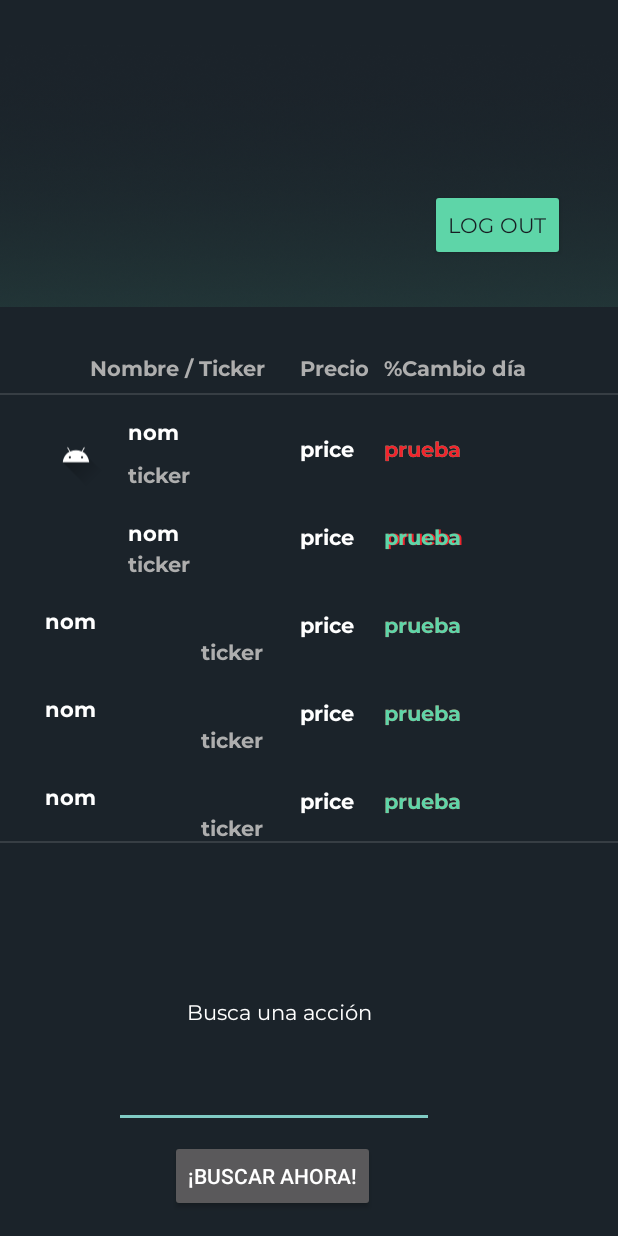
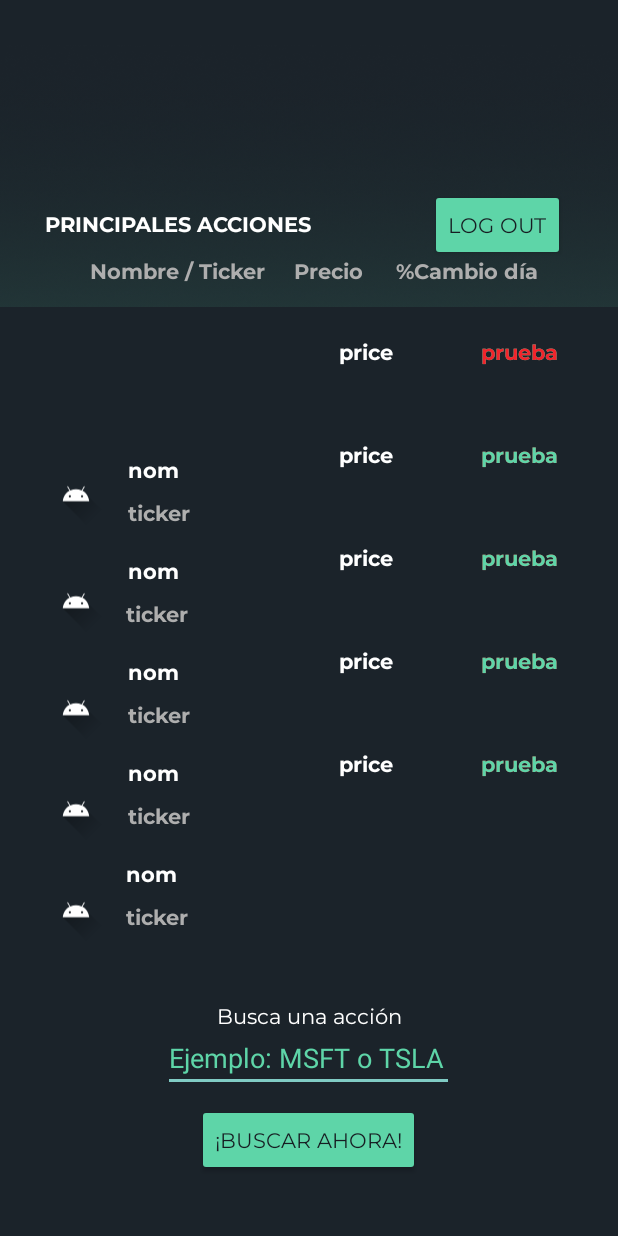
Before and after one commit to JoseMariaRuiz193/SAJA, an Android app: the MainActivity screen opened directly, with no data from a screen before it, on a phone screen of 412 x 824 dp. Run offline under Robolectric (Android 15) with nearby library versions, the phone set to English and light mode, and no system bars; our stand-ins replace Picasso; libraries missing offline, so code that uses them is left out: io.finnhub.api; 71 statements that could not run were skipped.

Commit message:
Diseño de main actualizado

```diff
--- a/app/src/main/java/com/example/saja/MainActivity.kt
+++ b/app/src/main/java/com/example/saja/MainActivity.kt
@@ -80,19 +80,23 @@ class MainActivity : AppCompatActivity()  {
         val setpriceintel: TextView = findViewById(R.id.appleprice)
         setpriceintel.setText(redondearintel.toString()+" $")
 
-        //Nombre Apple
+        //Nombre Intel
         ApiClient.apiKey["token"] = "c81p8fiad3i8p98ipb1g"
-        val jnomaapl = apiClient.companyProfile2(symbol = "INTC", isin = null, cusip = null)
-        val nombaapl = jnomaapl.name
-        val setnomaapl: TextView = findViewById(R.id.applenom)
-        setnomaapl.setText(nombaapl)
+        val jnomintel  = apiClient.companyProfile2(symbol = "INTC", isin = null, cusip = null)
+        val nombintel  = jnomintel .name
+        val setnomintel : TextView = findViewById(R.id.applenom)
+        setnomintel .setText(nombintel )
 
-        //Ticker Tesla
-        val tickeraapl = jnomaapl.ticker
+        //Ticker Intel
+        val tickeraapl = jnomintel .ticker
         val settickeraapl: TextView = findViewById(R.id.appleticker)
         settickeraapl.setText(tickeraapl)
 
-        //%Cambio Apple
+        //Logo Intel
+        val imageintel = findViewById<ImageView>(R.id.logointel)
+        Picasso.get().load(jnomintel.logo).noFade().into(imageintel)
+
+        //%Cambio Intel
         val perapple = jsonintel.dp
         if (perapple != null) {
             if (perapple > 0) {
@@ -131,6 +135,10 @@ class MainActivity : AppCompatActivity()  {
         val tickerpypl = jnompypl.ticker
         val settickerpypl: TextView = findViewById(R.id.pyplticker)
         settickerpypl.setText(tickerpypl)
+
+        //Logo Paypal
+        val imagepaypal = findViewById<ImageView>(R.id.logopypl)
+        Picasso.get().load(jnompypl.logo).noFade().into(imagepaypal)
 
         //%Cambio Paypal
         val perpypl = jsonpypl.dp
@@ -172,6 +180,10 @@ class MainActivity : AppCompatActivity()  {
         val settickeramzn: TextView = findViewById(R.id.amznticker)
         settickeramzn.setText(tickeramzn)
 
+        //Logo Amazon
+        val imageamazon = findViewById<ImageView>(R.id.logoamzn)
+        Picasso.get().load(jnomamzn.logo).noFade().into(imageamazon)
+
         //%Cambio Amazon
         val peramzn = jsonamzn.dp
         if (peramzn != null) {
@@ -212,6 +224,10 @@ class MainActivity : AppCompatActivity()  {
         val settickermsft: TextView = findViewById(R.id.msftticker)
         settickermsft.setText(tickermsft)
 
+        //Logo Amazon
+        val imageamsft = findViewById<ImageView>(R.id.logomsft)
+        Picasso.get().load(jnommsft.logo).noFade().into(imageamsft)
+
         //%Cambio Microsoft
         val permsft = jsonmsft.dp
         if (permsft != null) {
--- a/app/src/main/res/layout/main.xml
+++ b/app/src/main/res/layout/main.xml
@@ -34,12 +34,11 @@
         android:id="@+id/TextBuscador"
         android:layout_width="wrap_content"
         android:layout_height="wrap_content"
-        android:layout_marginEnd="164dp"
-        android:layout_marginBottom="140dp"
+        android:layout_marginEnd="144dp"
         android:fontFamily="@font/monreg"
         android:text="Busca una acción"
         android:textColor="#FFFFFF"
-        app:layout_constraintBottom_toBottomOf="parent"
+        app:layout_constraintBottom_toTopOf="@+id/editTextTextPersonName2"
         app:layout_constraintEnd_toEndOf="parent" />
 
     <TextView
@@ -47,70 +46,59 @@
         android:layout_width="wrap_content"
         android:layout_height="wrap_content"
         android:layout_marginStart="30dp"
-        android:layout_marginTop="2dp"
-        android:layout_marginBottom="70dp"
+        android:layout_marginTop="140dp"
         android:fontFamily="@font/monbol"
         android:text="PRINCIPALES ACCIONES"
         android:textColor="#FFFFFF"
-        app:layout_constraintBottom_toTopOf="@+id/teslaprice"
         app:layout_constraintStart_toStartOf="parent"
-        app:layout_constraintTop_toBottomOf="@+id/Sombreado" />
+        app:layout_constraintTop_toTopOf="parent" />
 
     <TextView
         android:id="@+id/nombreempresas"
         android:layout_width="wrap_content"
         android:layout_height="wrap_content"
         android:layout_marginStart="60dp"
-        android:layout_marginBottom="35dp"
+        android:layout_marginTop="31dp"
         android:fontFamily="@font/monbol"
         android:text="Nombre / Ticker"
         android:textColor="#AEAEAE"
-        app:layout_constraintBottom_toTopOf="@+id/teslaprice"
-        app:layout_constraintStart_toStartOf="parent" />
+        app:layout_constraintStart_toStartOf="parent"
+        app:layout_constraintTop_toTopOf="@+id/encacciones" />
 
     <TextView
         android:id="@+id/encprecio"
         android:layout_width="wrap_content"
         android:layout_height="wrap_content"
-        android:layout_marginStart="200dp"
-        android:layout_marginBottom="35dp"
+        android:layout_marginStart="196dp"
+        android:layout_marginTop="31dp"
         android:fontFamily="@font/monbol"
         android:text="Precio"
         android:textColor="#AEAEAE"
-        app:layout_constraintBottom_toTopOf="@+id/teslaprice"
-        app:layout_constraintStart_toStartOf="parent" />
+        app:layout_constraintStart_toStartOf="parent"
+        app:layout_constraintTop_toTopOf="@+id/encacciones" />
 
     <TextView
         android:id="@+id/cambiodia"
         android:layout_width="wrap_content"
         android:layout_height="wrap_content"
-        android:layout_marginStart="256dp"
-        android:layout_marginBottom="35dp"
+        android:layout_marginStart="264dp"
+        android:layout_marginTop="31dp"
         android:fontFamily="@font/monbol"
         android:text="%Cambio día"
         android:textColor="#AEAEAE"
-        app:layout_constraintBottom_toTopOf="@+id/teslaprice"
-        app:layout_constraintStart_toStartOf="parent" />
-
-    <View
-        android:id="@+id/divider"
-        android:layout_width="match_parent"
-        android:layout_height="1dp"
-        android:layout_marginTop="7dp"
-        android:background="?android:attr/listDivider"
-        app:layout_constraintTop_toBottomOf="@+id/nombreempresas"
-        tools:layout_editor_absoluteX="-28dp" />
+        app:layout_constraintStart_toStartOf="parent"
+        app:layout_constraintTop_toTopOf="@+id/encacciones" />
 
     <TextView
         android:id="@+id/teslaprice"
         android:layout_width="wrap_content"
         android:layout_height="wrap_content"
-        android:layout_marginStart="200dp"
-        android:layout_marginTop="290dp"
+        android:layout_marginTop="225dp"
+        android:layout_marginEnd="150dp"
         android:fontFamily="@font/monbol"
         android:text="price"
         android:textColor="#FFFFFF"
-        app:layout_constraintStart_toStartOf="parent"
+        app:layout_constraintEnd_toEndOf="parent"
         app:layout_constraintTop_toTopOf="parent" />
 
     <TextView
@@ -118,12 +106,12 @@
         android:layout_width="wrap_content"
         android:layout_height="wrap_content"
         android:layout_marginStart="85dp"
-        android:layout_marginTop="15dp"
+        android:layout_marginTop="12dp"
         android:fontFamily="@font/monbol"
         android:text="nom"
         android:textColor="#FFFFFF"
         app:layout_constraintStart_toStartOf="parent"
-        app:layout_constraintTop_toBottomOf="@+id/divider" />
+        app:layout_constraintTop_toBottomOf="@+id/Sombreado" />
 
     <TextView
         android:id="@+id/teslaticker"
@@ -141,24 +129,24 @@
         android:id="@+id/tslaperpos"
         android:layout_width="wrap_content"
         android:layout_height="wrap_content"
-        android:layout_marginStart="20dp"
-        android:layout_marginTop="290dp"
+        android:layout_marginTop="225dp"
+        android:layout_marginEnd="40dp"
         android:fontFamily="@font/monbol"
         android:text="prueba"
         android:textColor="#5ED5A8"
-        app:layout_constraintStart_toEndOf="@+id/teslaprice"
+        app:layout_constraintEnd_toEndOf="parent"
         app:layout_constraintTop_toTopOf="parent" />
 
     <TextView
         android:id="@+id/tslaperneg"
         android:layout_width="wrap_content"
         android:layout_height="wrap_content"
-        android:layout_marginStart="20dp"
-        android:layout_marginTop="290dp"
+        android:layout_marginTop="225dp"
+        android:layout_marginEnd="40dp"
         android:fontFamily="@font/monbol"
         android:text="prueba"
         android:textColor="#f1242c"
-        app:layout_constraintStart_toEndOf="@+id/teslaprice"
+        app:layout_constraintEnd_toEndOf="parent"
         app:layout_constraintTop_toTopOf="parent" />
 
     <TextView
@@ -177,8 +165,8 @@
         android:id="@+id/appleticker"
         android:layout_width="wrap_content"
         android:layout_height="wrap_content"
-        android:layout_marginStart="85dp"
-        android:layout_marginTop="2dp"
+        android:layout_marginStart="84dp"
+        android:layout_marginTop="10dp"
         android:fontFamily="@font/monbol"
         android:text="ticker"
         android:textColor="#AEAEAE"
@@ -189,252 +177,247 @@
         android:id="@+id/appleprice"
         android:layout_width="wrap_content"
         android:layout_height="wrap_content"
-        android:layout_marginStart="200dp"
-        android:layout_marginTop="40dp"
+        android:layout_marginTop="50dp"
+        android:layout_marginEnd="150dp"
         android:fontFamily="@font/monbol"
         android:text="price"
         android:textColor="#FFFFFF"
-        app:layout_constraintStart_toStartOf="parent"
+        app:layout_constraintEnd_toEndOf="parent"
         app:layout_constraintTop_toBottomOf="@+id/teslaprice" />
 
     <TextView
         android:id="@+id/appleperneg"
         android:layout_width="wrap_content"
         android:layout_height="wrap_content"
-        android:layout_marginStart="21dp"
-        android:layout_marginTop="40dp"
+        android:layout_marginTop="50dp"
+        android:layout_marginEnd="40dp"
         android:fontFamily="@font/monbol"
         android:text="prueba"
         android:textColor="#f1242c"
-        app:layout_constraintStart_toEndOf="@+id/appleprice"
+        app:layout_constraintEnd_toEndOf="parent"
         app:layout_constraintTop_toBottomOf="@+id/tslaperpos" />
 
     <TextView
         android:id="@+id/appleperpos"
         android:layout_width="wrap_content"
         android:layout_height="wrap_content"
-        android:layout_marginStart="20dp"
-        android:layout_marginTop="40dp"
+        android:layout_marginTop="50dp"
+        android:layout_marginEnd="40dp"
         android:fontFamily="@font/monbol"
         android:text="prueba"
         android:textColor="#5ED5A8"
-        app:layout_constraintStart_toEndOf="@+id/appleprice"
+        app:layout_constraintEnd_toEndOf="parent"
         app:layout_constraintTop_toBottomOf="@+id/tslaperneg" />
 
     <TextView
         android:id="@+id/pyplnom"
         android:layout_width="wrap_content"
         android:layout_height="wrap_content"
-        android:layout_marginStart="30dp"
-        android:layout_marginTop="40dp"
+        android:layout_marginStart="85dp"
+        android:layout_marginTop="20dp"
         android:fontFamily="@font/monbol"
         android:text="nom"
         android:textColor="#FFFFFF"
         app:layout_constraintStart_toStartOf="parent"
-        app:layout_constraintTop_toBottomOf="@+id/applenom" />
+        app:layout_constraintTop_toBottomOf="@+id/appleticker" />
 
     <TextView
         android:id="@+id/pyplticker"
         android:layout_width="wrap_content"
         android:layout_height="wrap_content"
-        android:layout_marginTop="40dp"
-        android:layout_marginEnd="10dp"
+        android:layout_marginStart="85dp"
+        android:layout_marginTop="10dp"
         android:fontFamily="@font/monbol"
         android:text="ticker"
         android:textColor="#AEAEAE"
-        app:layout_constraintEnd_toStartOf="@+id/pyplprice"
-        app:layout_constraintStart_toEndOf="@+id/teslanom"
-        app:layout_constraintTop_toBottomOf="@+id/appleticker" />
+        app:layout_constraintStart_toStartOf="parent"
+        app:layout_constraintTop_toBottomOf="@+id/pyplnom" />
 
     <TextView
         android:id="@+id/pyplprice"
         android:layout_width="wrap_content"
         android:layout_height="wrap_content"
-        android:layout_marginStart="200dp"
-        android:layout_marginTop="40dp"
+        android:layout_marginTop="50dp"
+        android:layout_marginEnd="150dp"
         android:fontFamily="@font/monbol"
         android:text="price"
         android:textColor="#FFFFFF"
-        app:layout_constraintStart_toStartOf="parent"
+        app:layout_constraintEnd_toEndOf="parent"
         app:layout_constraintTop_toBottomOf="@+id/appleprice" />
 
     <TextView
         android:id="@+id/pyplperneg"
         android:layout_width="wrap_content"
         android:layout_height="wrap_content"
-        android:layout_marginStart="20dp"
-        android:layout_marginTop="40dp"
+        android:layout_marginTop="50dp"
+        android:layout_marginEnd="40dp"
         android:fontFamily="@font/monbol"
         android:text="prueba"
         android:textColor="#f1242c"
-        app:layout_constraintStart_toEndOf="@+id/appleprice"
+        app:layout_constraintEnd_toEndOf="parent"
         app:layout_constraintTop_toBottomOf="@+id/appleperneg" />
 
     <TextView
         android:id="@+id/pyplperpos"
         android:layout_width="wrap_content"
         android:layout_height="wrap_content"
-        android:layout_marginStart="20dp"
-        android:layout_marginTop="40dp"
+        android:layout_marginTop="50dp"
+        android:layout_marginEnd="40dp"
         android:fontFamily="@font/monbol"
         android:text="prueba"
         android:textColor="#5ED5A8"
-        app:layout_constraintStart_toEndOf="@+id/appleprice"
+        app:layout_constraintEnd_toEndOf="parent"
         app:layout_constraintTop_toBottomOf="@+id/appleperneg" />
 
     <TextView
         android:id="@+id/amznnom"
         android:layout_width="wrap_content"
         android:layout_height="wrap_content"
-        android:layout_marginStart="30dp"
-        android:layout_marginTop="40dp"
+        android:layout_marginStart="85dp"
+        android:layout_marginTop="20dp"
         android:fontFamily="@font/monbol"
         android:text="nom"
         android:textColor="#FFFFFF"
         app:layout_constraintStart_toStartOf="parent"
-        app:layout_constraintTop_toBottomOf="@+id/pyplnom" />
+        app:layout_constraintTop_toBottomOf="@+id/pyplticker" />
 
     <TextView
         android:id="@+id/amznticker"
         android:layout_width="wrap_content"
         android:layout_height="wrap_content"
-        android:layout_marginTop="40dp"
-        android:layout_marginEnd="10dp"
+        android:layout_marginStart="85dp"
+        android:layout_marginTop="10dp"
         android:fontFamily="@font/monbol"
         android:text="ticker"
         android:textColor="#AEAEAE"
-        app:layout_constraintEnd_toStartOf="@+id/pyplprice"
-        app:layout_constraintStart_toEndOf="@+id/teslanom"
-        app:layout_constraintTop_toBottomOf="@+id/pyplticker" />
+        app:layout_constraintStart_toStartOf="parent"
+        app:layout_constraintTop_toBottomOf="@+id/amznnom" />
 
     <TextView
         android:id="@+id/amznprice"
         android:layout_width="wrap_content"
         android:layout_height="wrap_content"
-        android:layout_marginStart="200dp"
-        android:layout_marginTop="40dp"
+        android:layout_marginTop="50dp"
+        android:layout_marginEnd="150dp"
         android:fontFamily="@font/monbol"
         android:text="price"
         android:textColor="#FFFFFF"
-        app:layout_constraintStart_toStartOf="parent"
+        app:layout_constraintEnd_toEndOf="parent"
         app:layout_constraintTop_toBottomOf="@+id/pyplprice" />
 
     <TextView
         android:id="@+id/amznperneg"
         android:layout_width="wrap_content"
         android:layout_height="wrap_content"
-        android:layout_marginStart="20dp"
-        android:layout_marginTop="40dp"
+        android:layout_marginTop="50dp"
+        android:layout_marginEnd="40dp"
         android:fontFamily="@font/monbol"
         android:text="prueba"
         android:textColor="#f1242c"
-        app:layout_constraintStart_toEndOf="@+id/appleprice"
+        app:layout_constraintEnd_toEndOf="parent"
         app:layout_constraintTop_toBottomOf="@+id/pyplperneg" />
 
     <TextView
         android:id="@+id/amznperpos"
         android:layout_width="wrap_content"
         android:layout_height="wrap_content"
-        android:layout_marginStart="20dp"
-        android:layout_marginTop="40dp"
+        android:layout_marginTop="50dp"
+        android:layout_marginEnd="40dp"
         android:fontFamily="@font/monbol"
         android:text="prueba"
         android:textColor="#5ED5A8"
-        app:layout_constraintStart_toEndOf="@+id/appleprice"
+        app:layout_constraintEnd_toEndOf="parent"
         app:layout_constraintTop_toBottomOf="@+id/pyplperneg" />
 
     <TextView
         android:id="@+id/msftnom"
         android:layout_width="wrap_content"
         android:layout_height="wrap_content"
-        android:layout_marginStart="30dp"
-        android:layout_marginTop="40dp"
+        android:layout_marginStart="84dp"
+        android:layout_marginTop="20dp"
         android:fontFamily="@font/monbol"
         android:text="nom"
         android:textColor="#FFFFFF"
         app:layout_constraintStart_toStartOf="parent"
-        app:layout_constraintTop_toBottomOf="@+id/amznnom" />
+        app:layout_constraintTop_toBottomOf="@+id/amznticker" />
 
     <TextView
         android:id="@+id/msftticker"
         android:layout_width="wrap_content"
         android:layout_height="wrap_content"
-        android:layout_marginTop="40dp"
-        android:layout_marginEnd="10dp"
+        android:layout_marginStart="84dp"
+        android:layout_marginTop="10dp"
         android:fontFamily="@font/monbol"
         android:text="ticker"
         android:textColor="#AEAEAE"
-        app:layout_constraintEnd_toStartOf="@+id/pyplprice"
-        app:layout_constraintStart_toEndOf="@+id/teslanom"
-        app:layout_constraintTop_toBottomOf="@+id/amznticker" />
+        app:layout_constraintStart_toStartOf="parent"
+        app:layout_constraintTop_toBottomOf="@+id/msftnom" />
 
     <TextView
         android:id="@+id/msftprice"
         android:layout_width="wrap_content"
         android:layout_height="wrap_content"
-        android:layout_marginStart="200dp"
-        android:layout_marginTop="40dp"
+        android:layout_marginTop="50dp"
+        android:layout_marginEnd="150dp"
         android:fontFamily="@font/monbol"
         android:text="price"
         android:textColor="#FFFFFF"
-        app:layout_constraintStart_toStartOf="parent"
+        app:layout_constraintEnd_toEndOf="parent"
         app:layout_constraintTop_toBottomOf="@+id/amznprice" />
 
     <TextView
         android:id="@+id/msftperneg"
         android:layout_width="wrap_content"
         android:layout_height="wrap_content"
-        android:layout_marginStart="20dp"
-        android:layout_marginTop="40dp"
+        android:layout_marginTop="50dp"
+        android:layout_marginEnd="40dp"
         android:fontFamily="@font/monbol"
         android:text="prueba"
         android:textColor="#f1242c"
-        app:layout_constraintStart_toEndOf="@+id/appleprice"
+        app:layout_constraintEnd_toEndOf="parent"
         app:layout_constraintTop_toBottomOf="@+id/amznperneg" />
 
     <TextView
         android:id="@+id/msftperpos"
         android:layout_width="wrap_content"
         android:layout_height="wrap_content"
-        android:layout_marginStart="20dp"
-        android:layout_marginTop="40dp"
+        android:layout_marginTop="50dp"
+        android:layout_marginEnd="40dp"
         android:fontFamily="@font/monbol"
         android:text="prueba"
         android:textColor="#5ED5A8"
-        app:layout_constraintStart_toEndOf="@+id/appleprice"
+        app:layout_constraintEnd_toEndOf="parent"
         app:layout_constraintTop_toBottomOf="@+id/amznperneg" />
-
-    <View
-        android:id="@+id/divider2"
-        android:layout_width="match_parent"
-        android:layout_height="1dp"
-        android:layout_marginTop="20dp"
-        android:background="?android:attr/listDivider"
-        app:layout_constraintTop_toBottomOf="@+id/msftnom"
-        tools:layout_editor_absoluteX="0dp" />
 
     <Button
         android:id="@+id/buscar"
         android:layout_width="wrap_content"
         android:layout_height="wrap_content"
-        android:layout_marginBottom="16dp"
+        android:layout_marginBottom="40dp"
+        android:fontFamily="@font/monreg"
         android:onClick="buscar"
         android:text="¡BUSCAR AHORA!"
+        android:textColor="#171D22"
+        app:backgroundTint="#5ED5A8"
         app:layout_constraintBottom_toBottomOf="parent"
         app:layout_constraintEnd_toEndOf="parent"
-        app:layout_constraintHorizontal_bias="0.411"
+        app:layout_constraintHorizontal_bias="0.498"
         app:layout_constraintStart_toStartOf="parent" />
 
     <EditText
         android:id="@+id/editTextTextPersonName2"
-        android:layout_width="wrap_content"
-        android:layout_height="wrap_content"
+        android:layout_width="194dp"
+        android:layout_height="41dp"
         android:layout_marginBottom="8dp"
         android:ems="10"
+        android:hint="Ejemplo: MSFT o TSLA"
         android:inputType="textPersonName"
+        android:textColor="#5ED5A8"
+        android:textColorHighlight="#0E5019"
+        android:textColorHint="#5ED5A8"
         app:layout_constraintBottom_toTopOf="@+id/buscar"
         app:layout_constraintEnd_toEndOf="parent"
-        app:layout_constraintHorizontal_bias="0.383"
+        app:layout_constraintHorizontal_bias="0.497"
         app:layout_constraintStart_toStartOf="parent" />
 
     <ImageView
@@ -442,9 +425,49 @@
         android:layout_width="41dp"
         android:layout_height="42dp"
         android:layout_marginStart="30dp"
-        android:layout_marginTop="20dp"
+        android:layout_marginTop="17dp"
         app:layout_constraintStart_toStartOf="parent"
-        app:layout_constraintTop_toBottomOf="@+id/divider"
+        app:layout_constraintTop_toBottomOf="@+id/Sombreado"
+        app:srcCompat="@drawable/ic_launcher_foreground" />
+
+    <ImageView
+        android:id="@+id/logointel"
+        android:layout_width="41dp"
+        android:layout_height="50dp"
+        android:layout_marginStart="30dp"
+        android:layout_marginTop="25dp"
+        app:layout_constraintStart_toStartOf="parent"
+        app:layout_constraintTop_toBottomOf="@+id/logotesla"
+        app:srcCompat="@drawable/ic_launcher_foreground" />
+
+    <ImageView
+        android:id="@+id/logopypl"
+        android:layout_width="41dp"
+        android:layout_height="42dp"
+        android:layout_marginStart="30dp"
+        android:layout_marginTop="25dp"
+        app:layout_constraintStart_toStartOf="parent"
+        app:layout_constraintTop_toBottomOf="@+id/logointel"
+        app:srcCompat="@drawable/ic_launcher_foreground" />
+
+    <ImageView
+        android:id="@+id/logoamzn"
+        android:layout_width="41dp"
+        android:layout_height="42dp"
+        android:layout_marginStart="30dp"
+        android:layout_marginTop="25dp"
+        app:layout_constraintStart_toStartOf="parent"
+        app:layout_constraintTop_toBottomOf="@+id/logopypl"
+        app:srcCompat="@drawable/ic_launcher_foreground" />
+
+    <ImageView
+        android:id="@+id/logomsft"
+        android:layout_width="41dp"
+        android:layout_height="42dp"
+        android:layout_marginStart="30dp"
+        android:layout_marginTop="25dp"
+        app:layout_constraintStart_toStartOf="parent"
+        app:layout_constraintTop_toBottomOf="@+id/logoamzn"
         app:srcCompat="@drawable/ic_launcher_foreground" />
 
 </androidx.constraintlayout.widget.ConstraintLayout>
--- a/build.gradle
+++ b/build.gradle
@@ -8,6 +8,7 @@ buildscript {
         classpath 'com.android.tools.build:gradle:7.0.4'
         classpath 'org.jetbrains.kotlin:kotlin-gradle-plugin:1.6.10'
         classpath 'com.google.gms:google-services:4.3.10'
+
         // NOTE: Do not place your application dependencies here; they belong
         // in the individual module build.gradle files
     }
```
